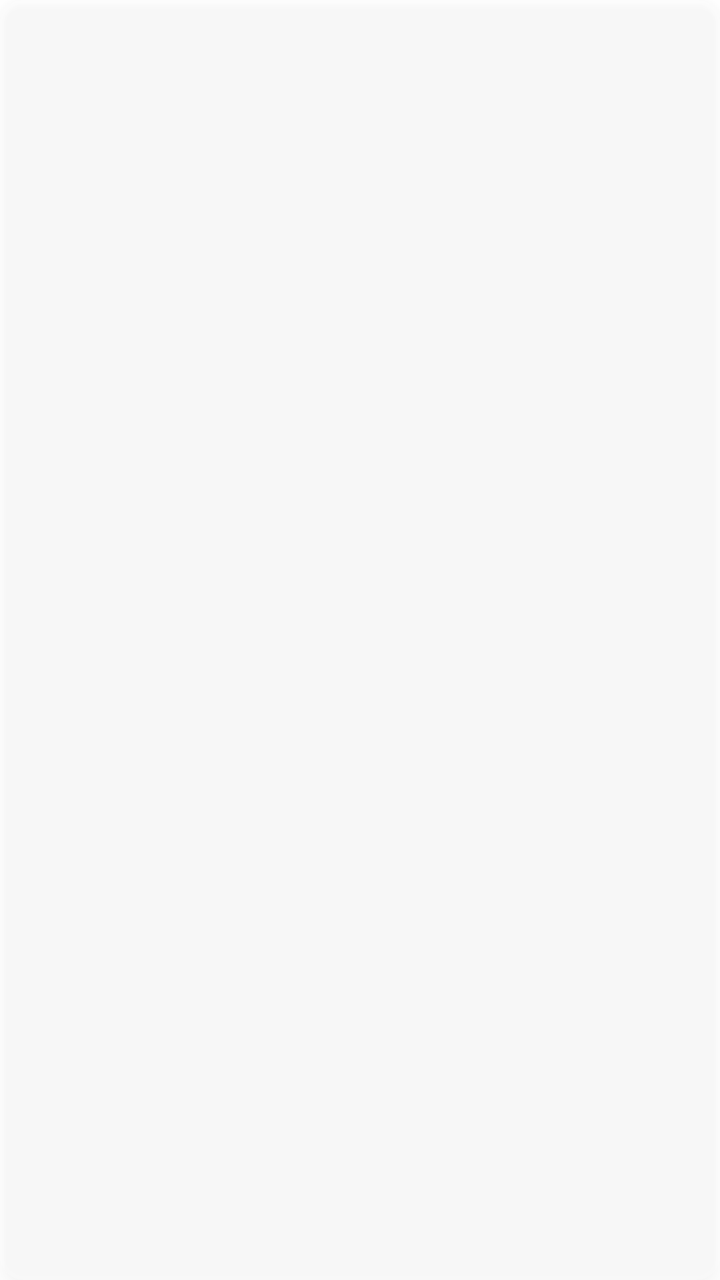
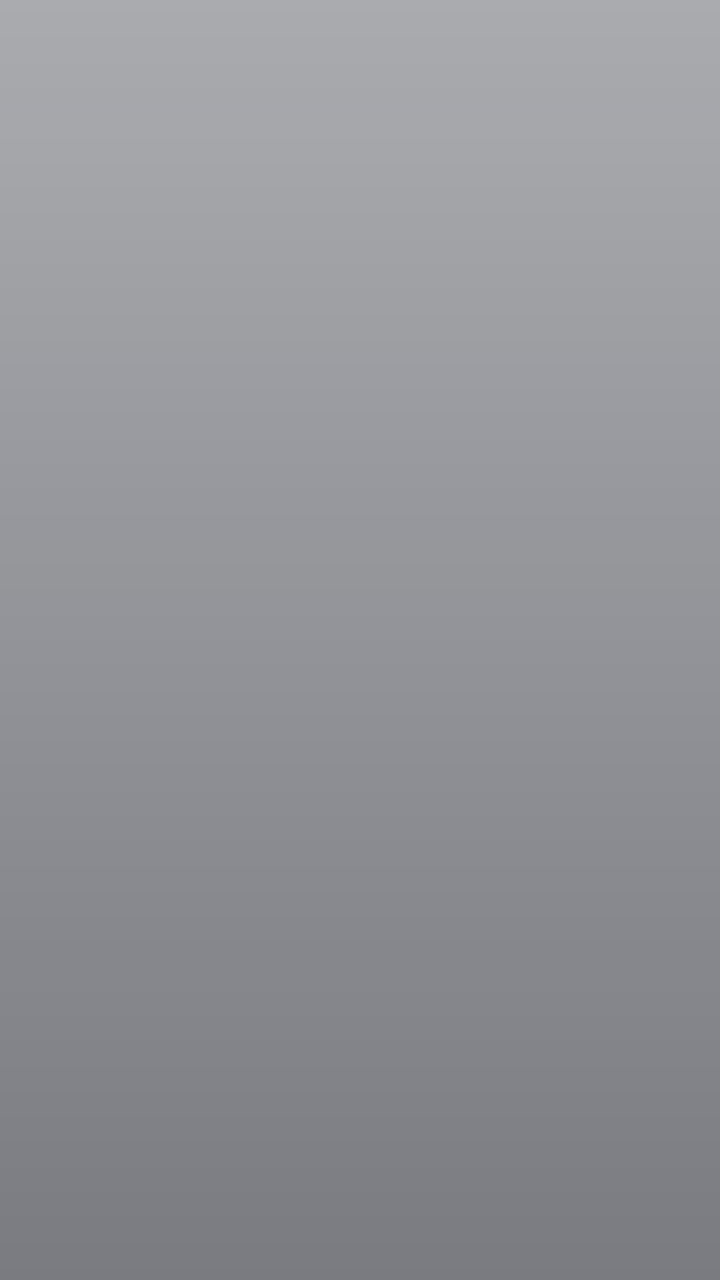

An Android layout rendered at two revisions. The XML below is the earlier revision; the diff shows what the commit changed to produce the second picture.
<!-- AndroidManifest.xml: application theme Theme.LiquidLauncher -->
<!-- res/layout/item_app.xml -->
<?xml version="1.0" encoding="utf-8"?>
<LinearLayout xmlns:android="http://schemas.android.com/apk/res/android"
    android:orientation="vertical"
    android:layout_width="72dp"
    android:layout_height="96dp"
    android:gravity="center"
    android:padding="4dp"
    android:background="@drawable/item_background"
    android:elevation="4dp">

    <ImageView
        android:id="@+id/app_icon"
        android:layout_width="48dp"
        android:layout_height="48dp"
        android:scaleType="centerInside" />

    <TextView
        android:id="@+id/app_label"
        android:layout_width="wrap_content"
        android:layout_height="wrap_content"
        android:textColor="#FFFFFFFF"
        android:textSize="10sp"
        android:maxLines="2"
        android:ellipsize="end"
        android:gravity="center" />
</LinearLayout>
<!-- resources referenced by this layout -->
<resources>
  <!-- drawable item_background (drawable) -->
  <?xml version="1.0" encoding="utf-8"?>
  <shape xmlns:android="http://schemas.android.com/apk/res/android">
      <solid android:color="#33FFFFFF" />
      <corners android:radius="12dp" />
  </shape>
  <style name="Theme.LiquidLauncher" parent="Theme.MaterialComponents.DayNight.NoActionBar">
          <item name="android:windowIsTranslucent">true</item>
          <item name="android:backgroundDimEnabled">false</item>
          <item name="android:statusBarColor">@android:color/transparent</item>
          <item name="android:navigationBarColor">@android:color/transparent</item>
          <item name="android:windowBackground">@drawable/glass_background</item>
      </style>
  <!-- drawable glass_background (drawable) -->
  <?xml version="1.0" encoding="utf-8"?>
  <shape xmlns:android="http://schemas.android.com/apk/res/android">
      <gradient
          android:startColor="#33FFFFFF"
          android:endColor="#33FFFFFF"
          android:angle="90"/>
      <corners android:radius="0dp"/>
  </shape>
</resources>

<!-- the commit's change to res/layout/item_app.xml (unified diff, before → after) -->
@@ -1,26 +1,31 @@
 <?xml version="1.0" encoding="utf-8"?>
 <LinearLayout xmlns:android="http://schemas.android.com/apk/res/android"
+    android:layout_width="match_parent"
+    android:layout_height="wrap_content"
+    android:gravity="center_horizontal"
     android:orientation="vertical"
-    android:layout_width="72dp"
-    android:layout_height="96dp"
-    android:gravity="center"
-    android:padding="4dp"
-    android:background="@drawable/item_background"
-    android:elevation="4dp">
+    android:paddingTop="10dp"
+    android:paddingBottom="10dp">
 
     <ImageView
         android:id="@+id/app_icon"
-        android:layout_width="48dp"
-        android:layout_height="48dp"
-        android:scaleType="centerInside" />
+        android:layout_width="58dp"
+        android:layout_height="58dp"
+        android:scaleType="fitCenter" />
 
     <TextView
         android:id="@+id/app_label"
-        android:layout_width="wrap_content"
+        android:layout_width="match_parent"
         android:layout_height="wrap_content"
+        android:layout_marginStart="2dp"
+        android:layout_marginTop="6dp"
+        android:layout_marginEnd="2dp"
+        android:ellipsize="end"
+        android:gravity="center"
+        android:maxLines="1"
+        android:shadowColor="#80000000"
+        android:shadowDy="1"
+        android:shadowRadius="3"
         android:textColor="#FFFFFFFF"
-        android:textSize="10sp"
-        android:maxLines="2"
-        android:ellipsize="end"
-        android:gravity="center" />
+        android:textSize="11sp" />
 </LinearLayout>
<!-- resource entries referenced after the edit -->
@@ -1,26 +1,21 @@
 <!-- resources referenced by this layout -->
 <resources>
-  <!-- drawable item_background (drawable) -->
-  <?xml version="1.0" encoding="utf-8"?>
-  <shape xmlns:android="http://schemas.android.com/apk/res/android">
-      <solid android:color="#33FFFFFF" />
-      <corners android:radius="12dp" />
-  </shape>
   <style name="Theme.LiquidLauncher" parent="Theme.MaterialComponents.DayNight.NoActionBar">
           <item name="android:windowIsTranslucent">true</item>
+          <item name="android:windowShowWallpaper">true</item>
           <item name="android:backgroundDimEnabled">false</item>
           <item name="android:statusBarColor">@android:color/transparent</item>
           <item name="android:navigationBarColor">@android:color/transparent</item>
+          
           <item name="android:windowBackground">@drawable/glass_background</item>
       </style>
   <!-- drawable glass_background (drawable) -->
   <?xml version="1.0" encoding="utf-8"?>
   <shape xmlns:android="http://schemas.android.com/apk/res/android">
       <gradient
-          android:startColor="#33FFFFFF"
-          android:endColor="#33FFFFFF"
-          android:angle="90"/>
-      <corners android:radius="0dp"/>
+          android:angle="90"
+          android:startColor="#8C0B0F1A"
+          android:endColor="#590B0F1A" />
   </shape>
 </resources>
 
